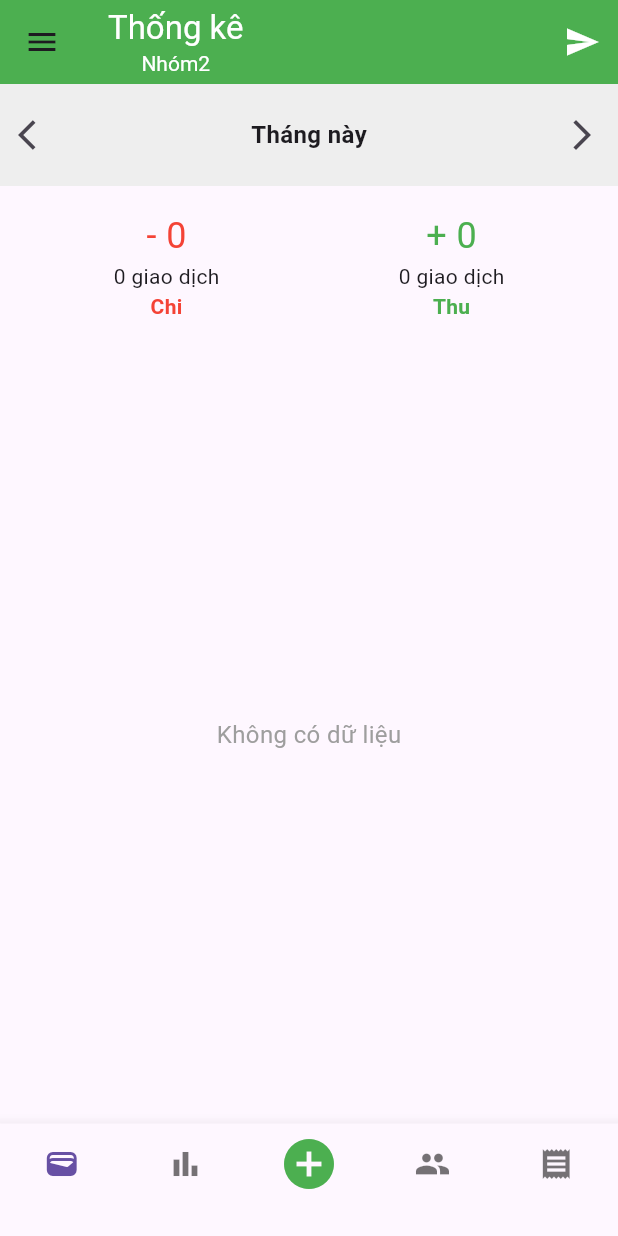
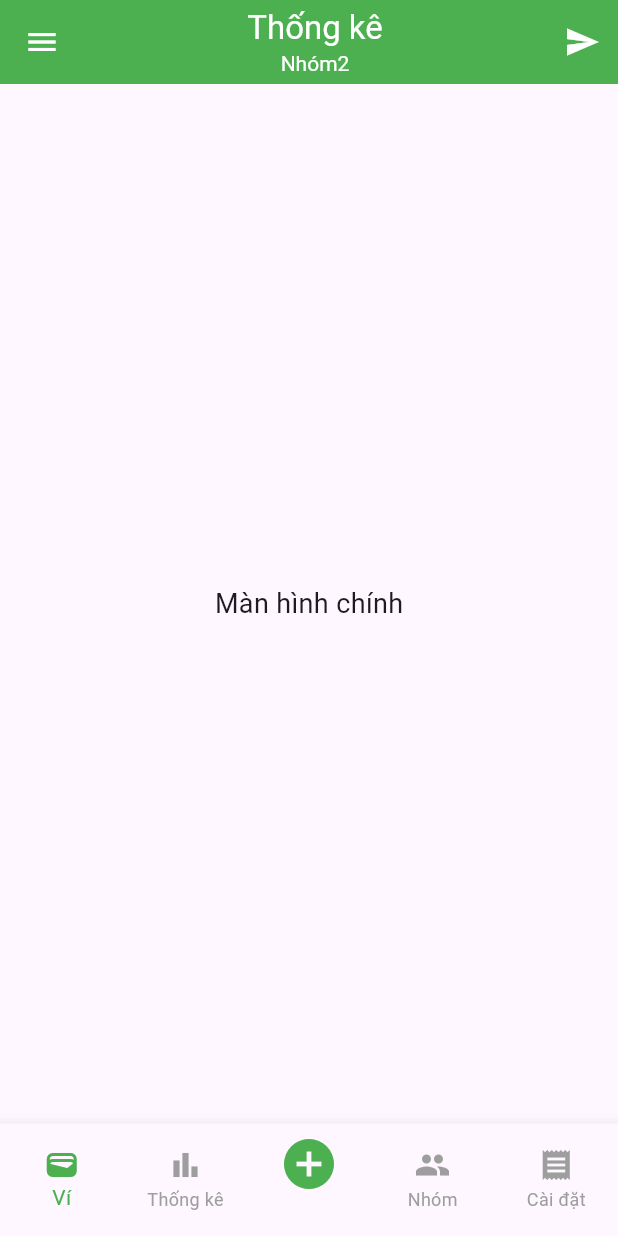
Before and after one commit to An091004/LapTrinhDiDong_Nhom2, a Flutter app: the screen it shows after launch, after a tap on "ĐĂNG NHẬP", on a phone screen of 412 x 824 dp. Run offline on Flutter 3.47's test engine with Material 3 defaults, Android fonts, the phone set to English and light mode, and no system bars.

Commit message:
init setting

```diff
--- a/lib/views/auth/login_screen.dart
+++ b/lib/views/auth/login_screen.dart
@@ -83,7 +83,7 @@ class LoginScreen extends StatelessWidget {
               // Nút đăng nhập
               ElevatedButton(
                 onPressed: () {
-                  Navigator.push(context, MaterialPageRoute(builder: (context) => HomScreen(),),);
+                  Navigator.push(context, MaterialPageRoute(builder: (context) => HomeScreen(),),);
                 },
                 style: ElevatedButton.styleFrom(
                   backgroundColor: Colors.green[700],
--- a/lib/views/home/hom_screen.dart
+++ b/lib/views/home/hom_screen.dart
@@ -1,119 +1,117 @@
 import 'package:flutter/material.dart';
-class HomScreen extends StatelessWidget {
+import 'package:flutter_qlchitieu/views/settings/settings_creeen.dart';
+
+class HomeScreen extends StatefulWidget {
+  @override
+  _HomeScreenState createState() => _HomeScreenState();
+}
+
+class _HomeScreenState extends State<HomeScreen> {
+  int _currentIndex = 0;
+
   @override
   Widget build(BuildContext context) {
     return Scaffold(
       appBar: AppBar(
-
         backgroundColor: Colors.green,
-        title: Column(
-          children: [
-            Text("Thống kê", style: TextStyle(color: Colors.white)),
-            Text("Nhóm2", style: TextStyle(color: Colors.white, fontSize: 14)),
-          ],
+        leading: Builder(
+  builder: (context) => IconButton(
+    icon: Icon(Icons.menu, color: Colors.white),
+    onPressed: () {
+      Scaffold.of(context).openDrawer(); // Mở Drawer trực tiếp
+    },
+  ),
+),
+        title: Center(
+          child: Column(
+            mainAxisSize: MainAxisSize.min, // Để tránh chiếm hết không gian
+            children: [
+              Text("Thống kê", style: TextStyle(color: Colors.white)),
+              Text(
+                "Nhóm2",
+                style: TextStyle(color: Colors.white, fontSize: 14),
+              ),
+            ],
+          ),
         ),
         actions: [
-          IconButton(icon: Icon(Icons.send, color: Colors.white), onPressed: () {}),
+          IconButton(
+            icon: Icon(Icons.send, color: Colors.white),
+            onPressed: () {},
+          ),
         ],
-
       ),
-      drawer: Drawer(
-
-        width: MediaQuery.of(context).size.width * 0.6, // 60% chiều rộng màn hình
-        backgroundColor: Color(0xFF6D9937),
-        child: Column(
+      drawer: Drawer( // Thêm menu drawer
+      width: MediaQuery.of(context).size.width * 0.6, // 60% chiều rộng màn hình
+        child: ListView(
+          padding: EdgeInsets.zero,
           children: [
             DrawerHeader(
-              child: Column(
-                crossAxisAlignment: CrossAxisAlignment.start,
-                children: [
-                  Text(
-                    "Nhóm của bạn (1)",
-                    style: TextStyle(color: Colors.white, fontSize: 18),
-                  ),
-                ],
+              decoration: BoxDecoration(color: Colors.green),
+              child: Text(
+                'Menu',
+                style: TextStyle(color: Colors.white, fontSize: 24),
               ),
             ),
             ListTile(
-              leading: CircleAvatar(
-                backgroundColor: Colors.blue,
-                child: Text("N2", style: TextStyle(color: Colors.white)),
-              ),
-              title: Text("Nhóm 2"),
-              subtitle: Text("1 thành viên\n0 đ"),
-              trailing: Icon(Icons.settings),
+              leading: Icon(Icons.home),
+              title: Text('Trang chủ'),
               onTap: () {
-                // Điều hướng hoặc hiển thị thông tin nhóm
+                Navigator.pop(context);
               },
             ),
             ListTile(
-              title: Text("Tạo nhóm mới"),
+              leading: Icon(Icons.settings),
+              title: Text('Cài đặt'),
               onTap: () {
-                // Chuyển đến trang tạo nhóm
+                Navigator.pop(context);
               },
             ),
           ],
         ),
       ),
-      body: Column(
-        children: [
-          // Phần chọn tháng
-          Container(
-            padding: EdgeInsets.symmetric(vertical: 10),
-            color: Colors.grey[200],
-            child: Row(
-              mainAxisAlignment: MainAxisAlignment.spaceBetween,
-              children: [
-                IconButton(icon: Icon(Icons.arrow_back_ios), onPressed: () {}),
-                Text("Tháng này", style: TextStyle(fontSize: 16, fontWeight: FontWeight.bold)),
-                IconButton(icon: Icon(Icons.arrow_forward_ios), onPressed: () {}),
-              ],
-            ),
+
+      body: Center(
+        child: Text("Màn hình chính", style: TextStyle(fontSize: 18)),
+      ),
+      bottomNavigationBar: BottomNavigationBar(
+        currentIndex: _currentIndex,
+        onTap: (index) {
+          if (index == 4) {
+            // Khi nhấn vào Cài đặt, mở màn hình mới
+            Navigator.push(
+              context,
+              MaterialPageRoute(builder: (context) => SettingsScreen()),
+            );
+          }
+          // trả về màn hình thống kê
+          else if (index == 1) {
+            Navigator.push(
+              context,
+              MaterialPageRoute(builder: (context) => SettingsScreen()),
+            );
+          } else {
+            setState(() {
+              _currentIndex = index;
+            });
+          }
+        },
+        type: BottomNavigationBarType.fixed,
+        selectedItemColor: Colors.green,
+        unselectedItemColor: Colors.grey,
+        items: [
+          BottomNavigationBarItem(icon: Icon(Icons.wallet), label: "Ví"),
+          BottomNavigationBarItem(
+            icon: Icon(Icons.bar_chart),
+            label: "Thống kê",
           ),
-
-          // Thống kê thu / chi
-          Container(
-            padding: EdgeInsets.all(16),
-            child: Row(
-              mainAxisAlignment: MainAxisAlignment.spaceAround,
-              children: [
-                Column(
-                  children: [
-                    Text("- 0", style: TextStyle(color: Colors.red, fontSize: 24)),
-                    Text("0 giao dịch"),
-                    Text("Chi", style: TextStyle(color: Colors.red, fontWeight: FontWeight.bold)),
-                  ],
-                ),
-                Column(
-                  children: [
-                    Text("+ 0", style: TextStyle(color: Colors.green, fontSize: 24)),
-                    Text("0 giao dịch"),
-                    Text("Thu", style: TextStyle(color: Colors.green, fontWeight: FontWeight.bold)),
-                  ],
-                ),
-              ],
-            ),
+          BottomNavigationBarItem(
+            icon: Icon(Icons.add_circle, size: 40, color: Colors.green),
+            label: "",
           ),
-
-          // Hiển thị khi không có dữ liệu
-          Expanded(
-            child: Center(
-              child: Text("Không có dữ liệu", style: TextStyle(color: Colors.grey, fontSize: 16)),
-            ),
-          ),
+          BottomNavigationBarItem(icon: Icon(Icons.group), label: "Nhóm"),
+          BottomNavigationBarItem(icon: Icon(Icons.receipt), label: "Cài đặt"),
         ],
-      ),
-
-      // Thanh navigation
-      bottomNavigationBar: BottomNavigationBar(
-        items: [
-          BottomNavigationBarItem(icon: Icon(Icons.wallet), label: ""),
-          BottomNavigationBarItem(icon: Icon(Icons.bar_chart), label: ""),
-          BottomNavigationBarItem(icon: Icon(Icons.add_circle, size: 40, color: Colors.green), label: ""),
-          BottomNavigationBarItem(icon: Icon(Icons.group), label: ""),
-          BottomNavigationBarItem(icon: Icon(Icons.receipt), label: ""),
-        ],
-        type: BottomNavigationBarType.fixed,
       ),
     );
   }
--- a/pubspec.yaml
+++ b/pubspec.yaml
@@ -34,6 +34,7 @@ dependencies:
   # The following adds the Cupertino Icons font to your application.
   # Use with the CupertinoIcons class for iOS style icons.
   cupertino_icons: ^1.0.8
+  provider: ^6.1.2
 
 dev_dependencies:
   flutter_test:
```
Also changed, not shown: lib/views/settings/AccountInfoScreen.dart (added, +151 -0 lines), lib/views/settings/settings_creeen.dart (added, +195 -0 lines), pubspec.lock.
